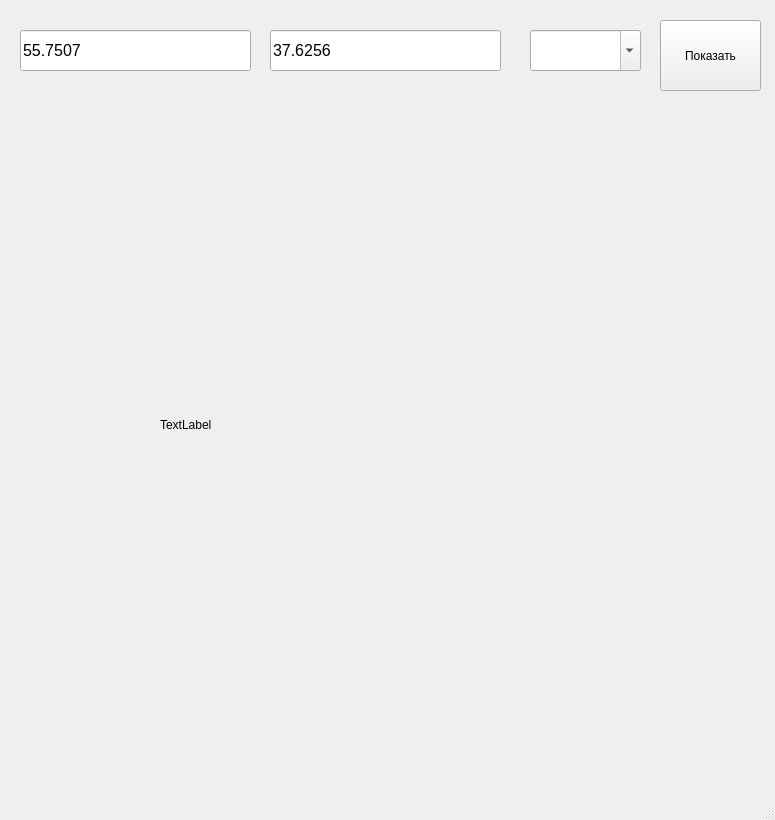
Qt form map.ui (duny-explorer/Api) before a commit.
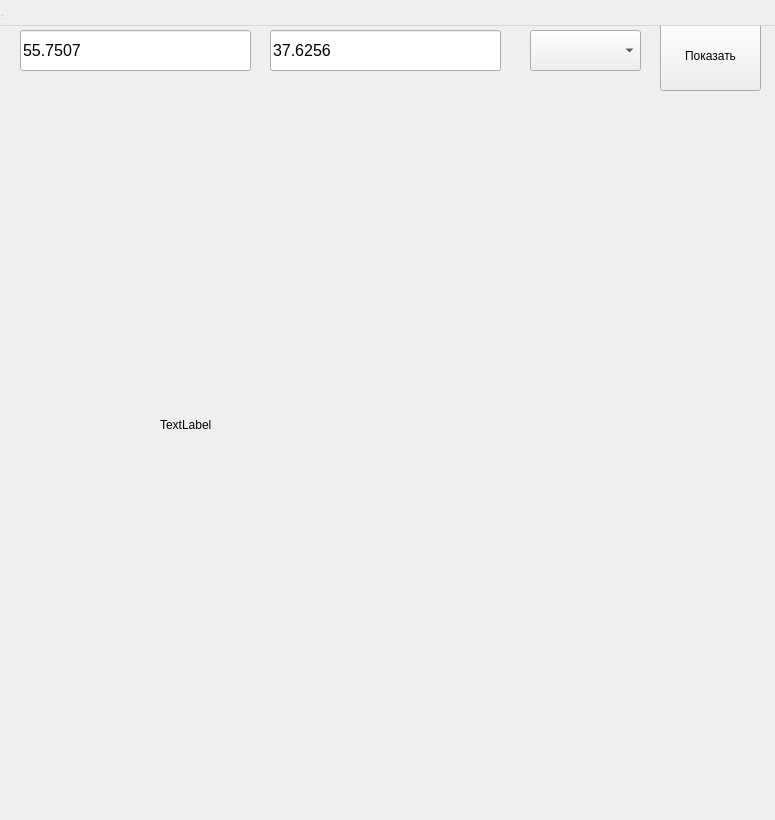
The same form after that commit.

```diff
--- a/map.ui
+++ b/map.ui
@@ -1,7 +1,7 @@
 <?xml version="1.0" encoding="UTF-8"?>
 <ui version="4.0">
  <class>MainWindow</class>
- <widget class="QMainWindow" name="MainWindow">
+ <widget class="QWidget" name="MainWindow">
   <property name="geometry">
    <rect>
     <x>0</x>
@@ -13,7 +13,15 @@
   <property name="windowTitle">
    <string>MainWindow</string>
   </property>
-  <widget class="QWidget" name="centralwidget">
+  <widget class="QWidget" name="centralwidget" native="true">
+   <property name="geometry">
+    <rect>
+     <x>0</x>
+     <y>0</y>
+     <width>781</width>
+     <height>670</height>
+    </rect>
+   </property>
    <widget class="QLineEdit" name="lat_input">
     <property name="geometry">
      <rect>
@@ -89,7 +97,7 @@
      </rect>
     </property>
     <property name="editable">
-     <bool>true</bool>
+     <bool>false</bool>
     </property>
    </widget>
   </widget>
@@ -103,7 +111,16 @@
     </rect>
    </property>
   </widget>
-  <widget class="QStatusBar" name="statusbar"/>
+  <widget class="QStatusBar" name="statusbar">
+   <property name="geometry">
+    <rect>
+     <x>0</x>
+     <y>0</y>
+     <width>3</width>
+     <height>21</height>
+    </rect>
+   </property>
+  </widget>
  </widget>
  <resources/>
  <connections/>
```
